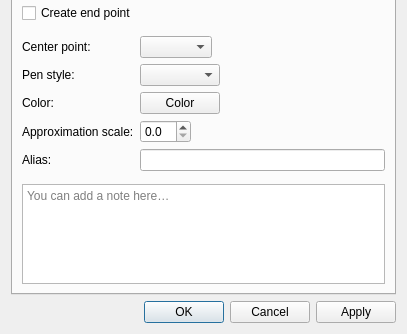
equinox-patterns/Ostara, file src/libs/vtools/dialogs/tools/dialogarc.ui: the form before one commit; both pictures show x 0 to 407 and y 149 to 483 of the 407 by 483 pixel window.
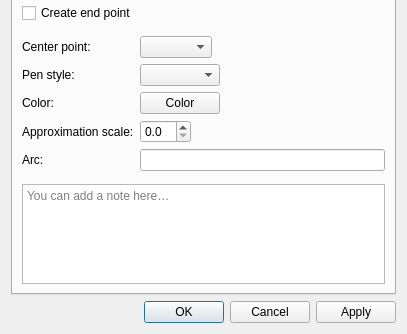
The form after the commit. Icons and pictures are not drawn. Custom widgets are drawn as their Qt base class.

```diff
--- a/src/libs/vtools/dialogs/tools/dialogarc.ui
+++ b/src/libs/vtools/dialogs/tools/dialogarc.ui
@@ -167,7 +167,7 @@
          <item row="4" column="0">
           <widget class="QLabel" name="labelAlias">
            <property name="text">
-            <string>Alias:</string>
+            <string>Arc:</string>
            </property>
           </widget>
          </item>
```
